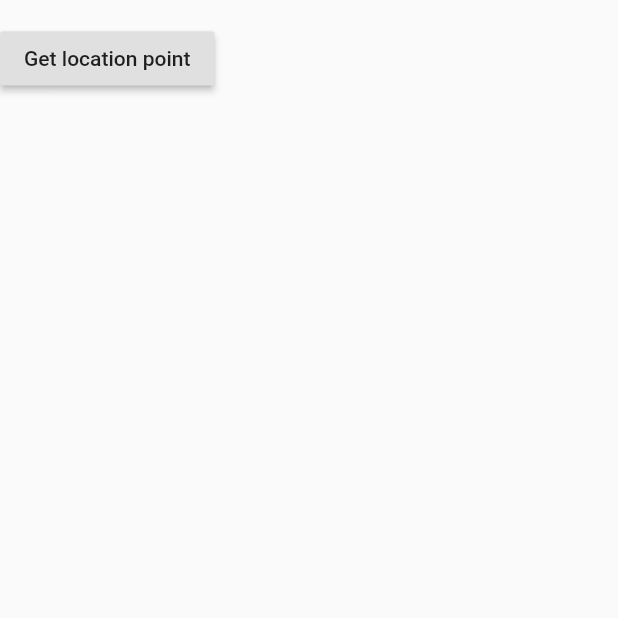
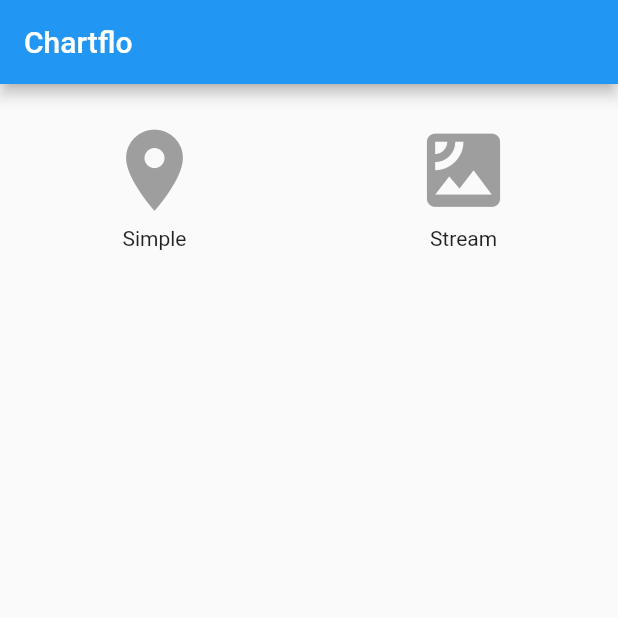
Before and after one commit to synw/geopoint_location, a Flutter app: the screen it shows after launch, on a phone screen of 412 x 824 dp, the top half of it. Run offline on Flutter 3.47's test engine with Material 2 defaults, Android fonts, the phone set to English and light mode, and no system bars; our stand-ins replace geolocator; missing offline and left inert: geopoint, slugify2.

Commit message:
Update example

```diff
--- /dev/null
+++ b/example/lib/index.dart
@@ -0,0 +1,48 @@
+import 'package:flutter/material.dart';
+
+/// Home page
+class IndexPage extends StatelessWidget {
+  @override
+  Widget build(BuildContext context) {
+    return Scaffold(
+        appBar: AppBar(title: const Text("Chartflo")),
+        body: Padding(
+            padding: const EdgeInsets.only(top: 25.0),
+            child: GridView(
+              gridDelegate: const SliverGridDelegateWithFixedCrossAxisCount(
+                  crossAxisCount: 2),
+              children: <Widget>[
+                _ExampleTile(
+                  title: "Simple",
+                  iconData: Icons.location_on,
+                  route: "/simple",
+                ),
+                _ExampleTile(
+                  title: "Stream",
+                  iconData: Icons.satellite,
+                  route: "/stream",
+                ),
+              ],
+            )));
+  }
+}
+
+class _ExampleTile extends StatelessWidget {
+  const _ExampleTile(
+      {@required this.iconData, @required this.title, @required this.route});
+
+  final IconData iconData;
+  final String title;
+  final String route;
+
+  @override
+  Widget build(BuildContext context) {
+    return GestureDetector(
+      child: Column(children: <Widget>[
+        Icon(iconData, size: 65.0, color: Colors.grey),
+        Padding(padding: const EdgeInsets.all(5.0), child: Text(title)),
+      ]),
+      onTap: () => Navigator.of(context).pushNamed(route),
+    );
+  }
+}
--- a/example/lib/main.dart
+++ b/example/lib/main.dart
@@ -1,50 +1,13 @@
 import 'package:flutter/material.dart';
-import 'package:geopoint/geopoint.dart';
-import 'package:geopoint_location/geopoint_location.dart';
 
-class _GeopointLocationPageState extends State<GeopointLocationPage> {
-  GeoPoint locationPoint;
+import 'index.dart';
+import 'simple.dart';
+import 'stream.dart';
 
-  @override
-  Widget build(BuildContext context) {
-    return Scaffold(
-      body: SafeArea(
-        child: Column(
-          children: <Widget>[
-            const Padding(padding: const EdgeInsets.only(top: 15.0)),
-            RaisedButton(
-                child: const Text("Get location point"),
-                onPressed: () => geoPointFromLocation(
-                            name: "Current position",
-                            verbose: true,
-                            withAddress: true)
-                        .then((geoPoint) {
-                      print("Geopoint: $geoPoint");
-                      setState(() => locationPoint = geoPoint);
-                    })),
-            const Padding(padding: const EdgeInsets.only(top: 15.0)),
-            (locationPoint != null)
-                ? Column(
-                    children: <Widget>[
-                      Text("Latitude ${locationPoint.latitude}"),
-                      Text("Longitude ${locationPoint.longitude}"),
-                      Text("Altitude ${locationPoint.altitude}"),
-                      Text("Speed ${locationPoint.speed}"),
-                      Text("Address ${locationPoint.address}"),
-                    ],
-                  )
-                : const Text("")
-          ],
-        ),
-      ),
-    );
-  }
-}
-
-class GeopointLocationPage extends StatefulWidget {
-  @override
-  _GeopointLocationPageState createState() => _GeopointLocationPageState();
-}
+final routes = {
+  '/simple': (BuildContext context) => SimplePage(),
+  '/stream': (BuildContext context) => StreamPage(),
+};
 
 void main() => runApp(MyApp());
 
@@ -53,7 +16,8 @@ class MyApp extends StatelessWidget {
   Widget build(BuildContext context) {
     return MaterialApp(
       title: 'Geopoint location demo',
-      home: GeopointLocationPage(),
+      home: IndexPage(),
+      routes: routes,
     );
   }
 }
```
Also changed, not shown: example/lib/position_widget.dart (added, +24 -0 lines), example/lib/simple.dart (added, +39 -0 lines), example/lib/stream.dart (added, +53 -0 lines).
